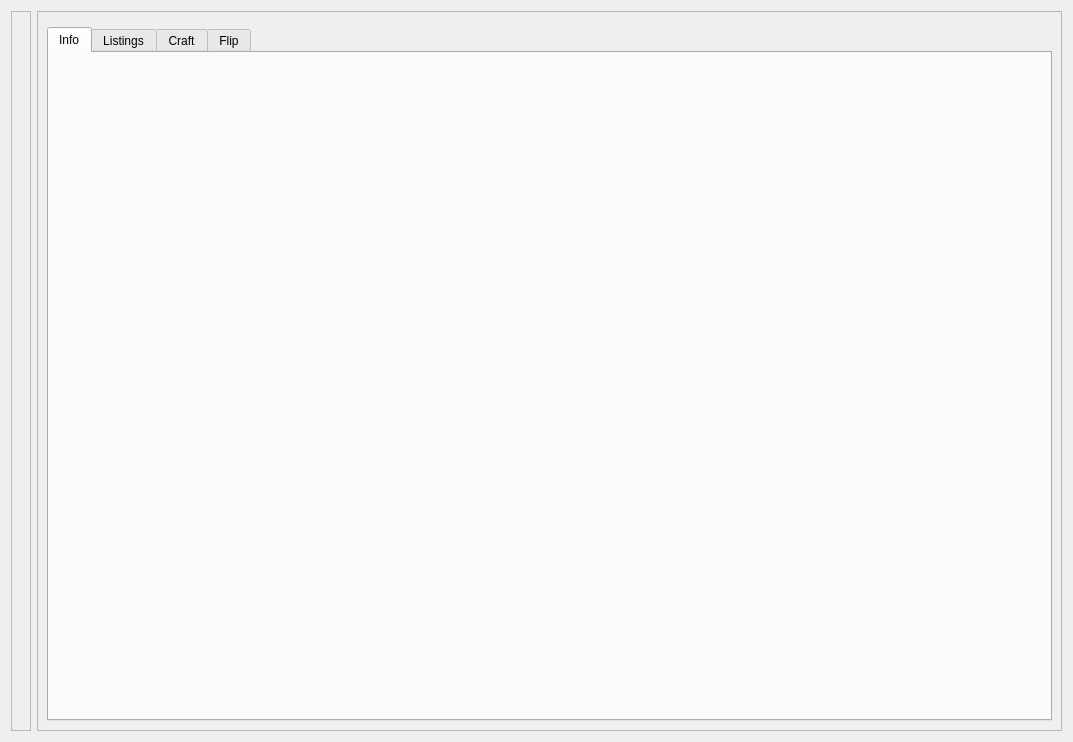
Old version of the form Client/widgets/listsList/listsListBase.ui in the repository monopsony/FFUI.
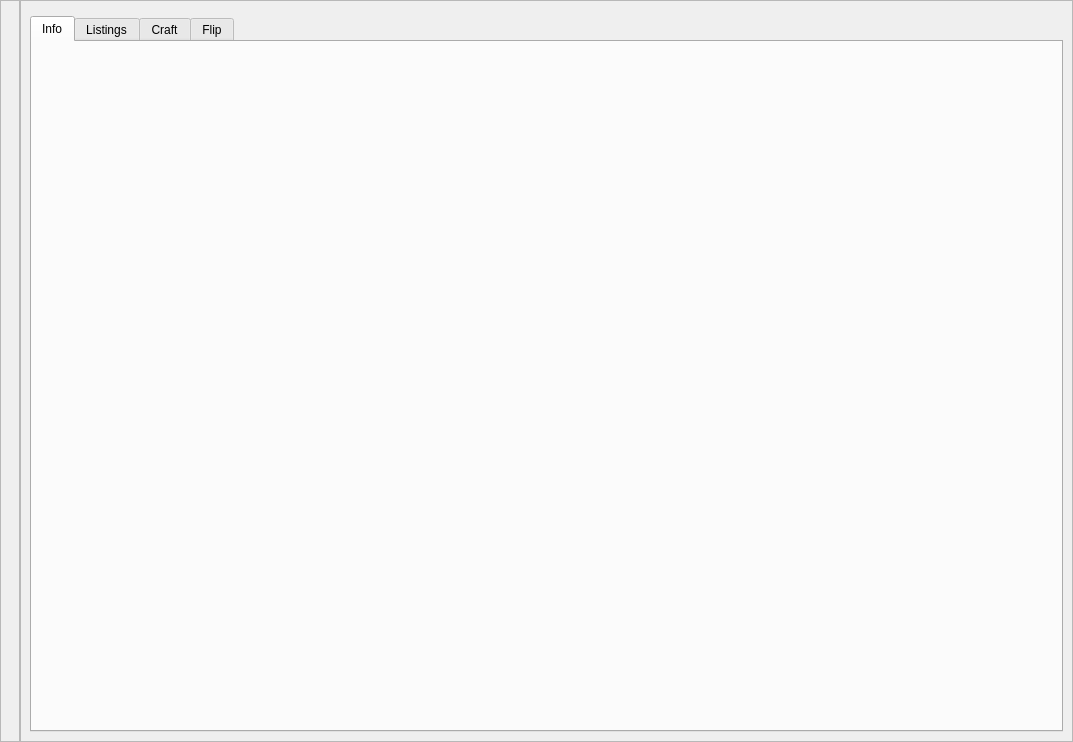
New version of the form.

What changed in the file:
```diff
--- a/Client/widgets/listsList/listsListBase.ui
+++ b/Client/widgets/listsList/listsListBase.ui
@@ -14,6 +14,21 @@
    <string>Form</string>
   </property>
   <layout class="QHBoxLayout" name="horizontalLayout" stretch="0,1">
+   <property name="spacing">
+    <number>0</number>
+   </property>
+   <property name="leftMargin">
+    <number>0</number>
+   </property>
+   <property name="topMargin">
+    <number>0</number>
+   </property>
+   <property name="rightMargin">
+    <number>0</number>
+   </property>
+   <property name="bottomMargin">
+    <number>0</number>
+   </property>
    <item>
     <widget class="QFrame" name="frame">
      <property name="frameShape">
@@ -23,6 +38,12 @@
       <enum>QFrame::Raised</enum>
      </property>
      <layout class="QVBoxLayout" name="leftLayout">
+      <property name="leftMargin">
+       <number>9</number>
+      </property>
+      <property name="topMargin">
+       <number>9</number>
+      </property>
       <item>
        <widget class="QWidget" name="listsListTablePlaceholder" native="true"/>
       </item>
```
Left out of the diff: 2 changed lines with no effect on the pictures.
